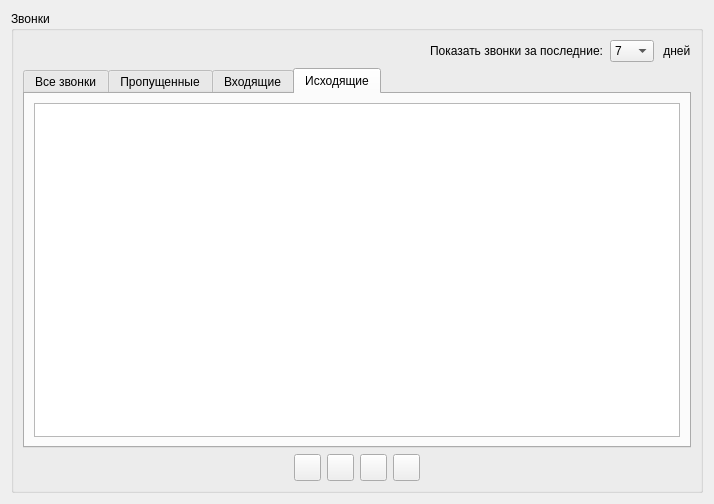
Before: the Qt Designer form CallHistoryDialog.ui in okostynchuk/Outcall, drawn with Qt 5.
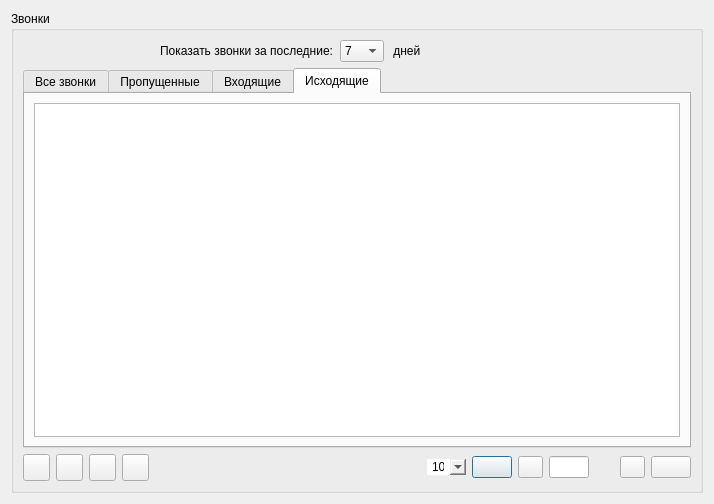
After: the same form once the commit is applied. The open tabs and pages were chosen to show the change. Icons and pictures are not drawn.

Commit message: work chyt-chyt

```diff
--- a/CallHistoryDialog.ui
+++ b/CallHistoryDialog.ui
@@ -29,8 +29,8 @@
      <property name="title">
       <string>Звонки</string>
      </property>
-     <layout class="QVBoxLayout" name="verticalLayout_4">
-      <item>
+     <layout class="QGridLayout" name="gridLayout_6">
+      <item row="0" column="0" colspan="5">
        <layout class="QGridLayout" name="gridLayout_3">
         <item row="0" column="3">
          <widget class="QLabel" name="label_15">
@@ -80,13 +80,13 @@
         </item>
        </layout>
       </item>
-      <item>
+      <item row="1" column="0" colspan="6">
        <widget class="QTabWidget" name="tabWidget">
         <property name="focusPolicy">
          <enum>Qt::StrongFocus</enum>
         </property>
         <property name="currentIndex">
-         <number>0</number>
+         <number>3</number>
         </property>
         <widget class="QWidget" name="tab_4">
          <attribute name="title">
@@ -158,9 +158,7 @@
         </widget>
        </widget>
       </item>
-      <item>
-       <layout class="QGridLayout" name="gridLayout_5">
-        <item row="0" column="1">
+      <item row="2" column="0">
          <widget class="QPushButton" name="callButton">
           <property name="minimumSize">
            <size>
@@ -195,55 +193,7 @@
           </property>
          </widget>
         </item>
-        <item row="0" column="6">
-         <spacer name="horizontalSpacer_2">
-          <property name="orientation">
-           <enum>Qt::Horizontal</enum>
-          </property>
-          <property name="sizeHint" stdset="0">
-           <size>
-            <width>40</width>
-            <height>20</height>
-           </size>
-          </property>
-         </spacer>
-        </item>
-        <item row="0" column="4">
-         <widget class="QPushButton" name="addOrgContactButton">
-          <property name="minimumSize">
-           <size>
-            <width>27</width>
-            <height>27</height>
-           </size>
-          </property>
-          <property name="maximumSize">
-           <size>
-            <width>27</width>
-            <height>27</height>
-           </size>
-          </property>
-          <property name="focusPolicy">
-           <enum>Qt::NoFocus</enum>
-          </property>
-          <property name="toolTip">
-           <string>Добавить / изменить организацию</string>
-          </property>
-          <property name="text">
-           <string/>
-          </property>
-          <property name="icon">
-           <iconset resource="images.qrc">
-            <normaloff>:/images/addOrg_R.png</normaloff>:/images/addOrg_R.png</iconset>
-          </property>
-          <property name="iconSize">
-           <size>
-            <width>23</width>
-            <height>23</height>
-           </size>
-          </property>
-         </widget>
-        </item>
-        <item row="0" column="3">
+      <item row="2" column="1">
          <widget class="QPushButton" name="addContactButton">
           <property name="minimumSize">
            <size>
@@ -278,20 +228,42 @@
           </property>
          </widget>
         </item>
-        <item row="0" column="0">
-         <spacer name="horizontalSpacer">
-          <property name="orientation">
-           <enum>Qt::Horizontal</enum>
-          </property>
-          <property name="sizeHint" stdset="0">
+      <item row="2" column="2">
+       <widget class="QPushButton" name="addOrgContactButton">
+        <property name="minimumSize">
+         <size>
+          <width>27</width>
+          <height>27</height>
+         </size>
+        </property>
+        <property name="maximumSize">
            <size>
-            <width>40</width>
-            <height>20</height>
-           </size>
-          </property>
-         </spacer>
-        </item>
-        <item row="0" column="5">
+          <width>27</width>
+          <height>27</height>
+         </size>
+        </property>
+        <property name="focusPolicy">
+         <enum>Qt::NoFocus</enum>
+        </property>
+        <property name="toolTip">
+         <string>Добавить / изменить организацию</string>
+        </property>
+        <property name="text">
+         <string/>
+        </property>
+        <property name="icon">
+         <iconset resource="images.qrc">
+          <normaloff>:/images/addOrg_R.png</normaloff>:/images/addOrg_R.png</iconset>
+        </property>
+        <property name="iconSize">
+         <size>
+          <width>23</width>
+          <height>23</height>
+         </size>
+        </property>
+       </widget>
+      </item>
+      <item row="2" column="3">
          <widget class="QPushButton" name="updateButton">
           <property name="minimumSize">
            <size>
@@ -323,6 +295,118 @@
             <width>23</width>
             <height>23</height>
            </size>
+        </property>
+       </widget>
+      </item>
+      <item row="2" column="4">
+       <spacer name="horizontalSpacer">
+        <property name="orientation">
+         <enum>Qt::Horizontal</enum>
+        </property>
+        <property name="sizeHint" stdset="0">
+         <size>
+          <width>266</width>
+          <height>20</height>
+         </size>
+        </property>
+       </spacer>
+      </item>
+      <item row="2" column="5">
+       <layout class="QGridLayout" name="gridLayout_5">
+        <item row="0" column="0">
+         <widget class="QComboBox" name="comboBox_list">
+          <property name="styleSheet">
+           <string notr="true">border:0px;
+</string>
+          </property>
+          <item>
+           <property name="text">
+            <string>10</string>
+           </property>
+          </item>
+          <item>
+           <property name="text">
+            <string>20</string>
+           </property>
+          </item>
+          <item>
+           <property name="text">
+            <string>50</string>
+           </property>
+          </item>
+          <item>
+           <property name="text">
+            <string>100</string>
+           </property>
+          </item>
+         </widget>
+        </item>
+        <item row="0" column="1">
+         <widget class="QPushButton" name="previousStartButton">
+          <property name="maximumSize">
+           <size>
+            <width>40</width>
+            <height>16777215</height>
+           </size>
+          </property>
+          <property name="text">
+           <string/>
+          </property>
+         </widget>
+        </item>
+        <item row="0" column="2">
+         <widget class="QPushButton" name="previousButton">
+          <property name="maximumSize">
+           <size>
+            <width>25</width>
+            <height>16777215</height>
+           </size>
+          </property>
+          <property name="text">
+           <string/>
+          </property>
+         </widget>
+        </item>
+        <item row="0" column="3">
+         <widget class="QLineEdit" name="lineEdit_page">
+          <property name="maximumSize">
+           <size>
+            <width>40</width>
+            <height>16777215</height>
+           </size>
+          </property>
+         </widget>
+        </item>
+        <item row="0" column="4">
+         <widget class="QLabel" name="label_pages">
+          <property name="text">
+           <string/>
+          </property>
+         </widget>
+        </item>
+        <item row="0" column="5">
+         <widget class="QPushButton" name="nextButton">
+          <property name="maximumSize">
+           <size>
+            <width>25</width>
+            <height>16777215</height>
+           </size>
+          </property>
+          <property name="text">
+           <string/>
+          </property>
+         </widget>
+        </item>
+        <item row="0" column="6">
+         <widget class="QPushButton" name="nextEndButton">
+          <property name="maximumSize">
+           <size>
+            <width>40</width>
+            <height>16777215</height>
+           </size>
+          </property>
+          <property name="text">
+           <string/>
           </property>
          </widget>
         </item>
```
Lines whose indentation alone changed are shown as unchanged. The commit also changes 2 other files.
